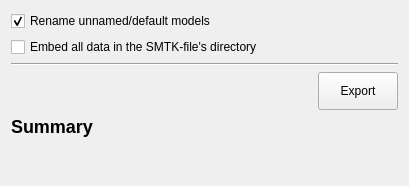
The window that smtk/extension/paraview/operators/smtkExportModelParameters.ui (Kitware/SMTK) describes before a commit, drawn with Qt 5.
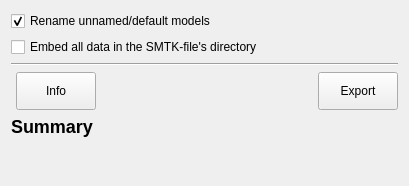
The same window after the commit.

```diff
--- a/smtk/extension/paraview/operators/smtkExportModelParameters.ui
+++ b/smtk/extension/paraview/operators/smtkExportModelParameters.ui
@@ -59,6 +59,19 @@
        </property>
       </spacer>
      </item>
+     <item>
+      <widget class="QPushButton" name="InfoBtn">
+       <property name="sizePolicy">
+        <sizepolicy hsizetype="Minimum" vsizetype="MinimumExpanding">
+         <horstretch>0</horstretch>
+         <verstretch>0</verstretch>
+        </sizepolicy>
+       </property>
+       <property name="text">
+        <string>Info</string>
+       </property>
+      </widget>
+     </item>
      <item>
       <spacer name="horizontalSpacer">
        <property name="orientation">
```
